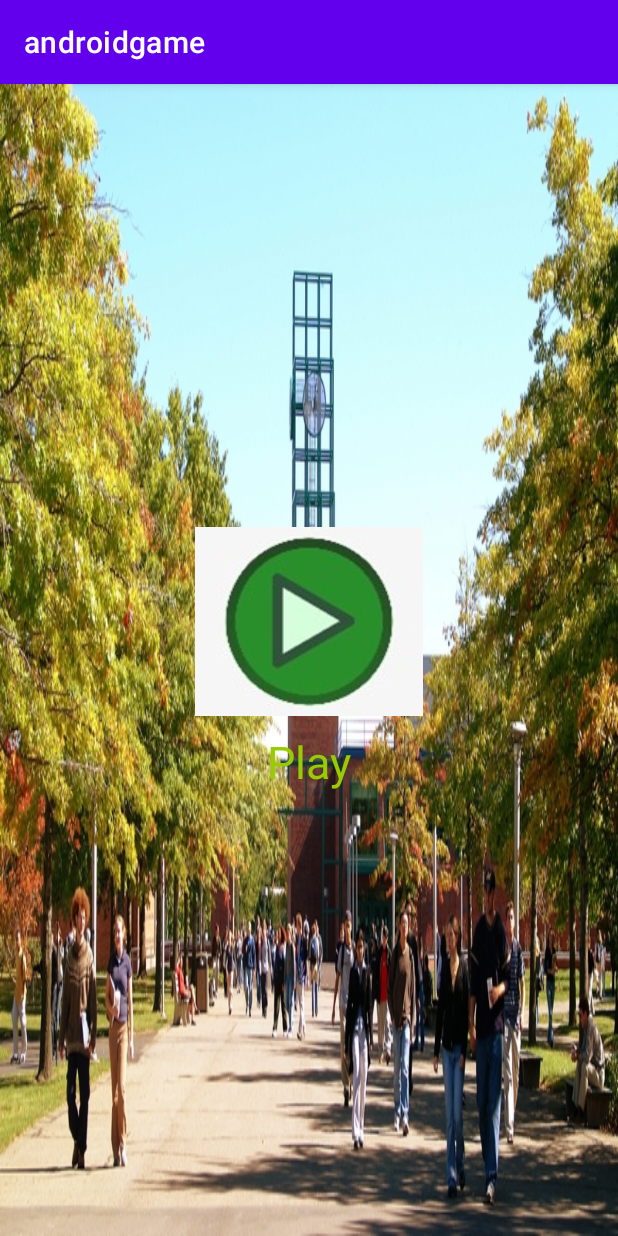
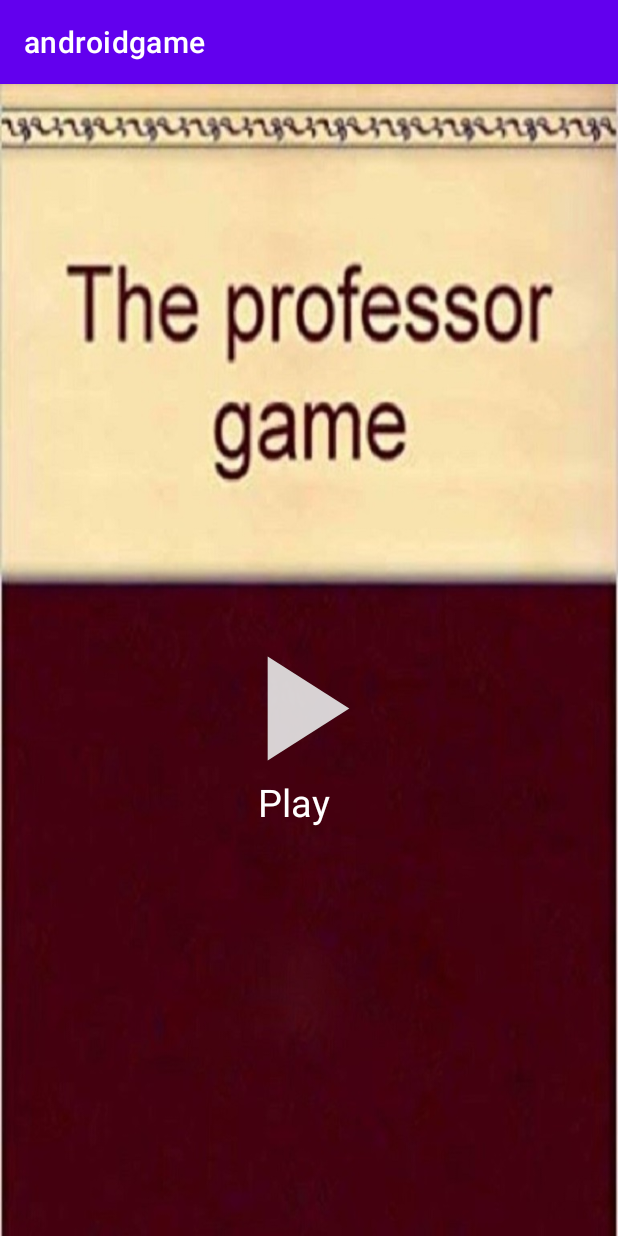
Before and after one commit to mertdgnyy/androidgame, an Android app: the screen it shows after launch (MainActivity), on a phone screen of 412 x 824 dp. Run offline under Robolectric (Android 15) with nearby library versions, the phone set to English and light mode, and no system bars.

Commit message:
New image assets implemented for main menu screen

```diff
--- a/app/src/main/AndroidManifest.xml
+++ b/app/src/main/AndroidManifest.xml
@@ -20,7 +20,8 @@
         </activity>
         <activity
             android:name=".GameStart"
-            android:exported="true">
+            android:exported="true"
+            >
 
         </activity>
         <activity
--- /dev/null
+++ b/app/src/main/res/drawable-anydpi/button.xml
@@ -0,0 +1,16 @@
+<vector xmlns:android="http://schemas.android.com/apk/res/android"
+    android:width="24dp"
+    android:height="24dp"
+    android:viewportWidth="24"
+    android:viewportHeight="24"
+    android:tint="#FFFFFF"
+    android:alpha="0.8">
+  <group android:scaleX="1.3186814"
+      android:scaleY="1.3186814"
+      android:translateX="-5.802198"
+      android:translateY="-3.8241758">
+    <path
+        android:fillColor="@android:color/white"
+        android:pathData="M8,5v14l11,-7z"/>
+  </group>
+</vector>
--- /dev/null
+++ b/app/src/main/res/drawable-anydpi/buttonn.xml
@@ -0,0 +1,16 @@
+<vector xmlns:android="http://schemas.android.com/apk/res/android"
+    android:width="24dp"
+    android:height="24dp"
+    android:viewportWidth="24"
+    android:viewportHeight="24"
+    android:tint="#333333"
+    android:alpha="0.6">
+  <group android:scaleX="1.3186814"
+      android:scaleY="1.3186814"
+      android:translateX="-5.802198"
+      android:translateY="-3.8241758">
+    <path
+        android:fillColor="@android:color/white"
+        android:pathData="M8,5v14l11,-7z"/>
+  </group>
+</vector>
--- a/app/src/main/res/layout/activity_main.xml
+++ b/app/src/main/res/layout/activity_main.xml
@@ -4,23 +4,34 @@
     xmlns:tools="http://schemas.android.com/tools"
     android:layout_width="match_parent"
     android:layout_height="match_parent"
-    tools:context=".MainActivity"
-    android:background="@drawable/bing"
+    android:background="@drawable/game1"
     android:gravity="center"
-    android:orientation="vertical">
+    android:orientation="vertical"
+    tools:context=".MainActivity">
 
     <ImageButton
-        android:layout_width="wrap_content"
+        android:layout_width="90dp"
         android:layout_height="wrap_content"
-        android:background="@drawable/playbutton"
-        android:onClick="start"/>
+        android:layout_marginTop="100dp"
+        android:adjustViewBounds="true"
+        android:background="@drawable/buttonn"
+        android:onClick="start"
+
+
+        android:rotation="0"
+        android:rotationX="-0"
+        android:rotationY="-0"
+        android:scaleType="fitStart"
+        android:src="@drawable/button" />
 
     <TextView
         android:layout_width="wrap_content"
         android:layout_height="wrap_content"
+        android:layout_marginRight="10dp"
         android:text="Play"
-        android:textSize="30dp"
-        android:layout_marginTop="10dp"
-        android:textColor="@android:color/holo_green_light" />
+        android:textColor="@android:color/white"
+        android:textSize="25dp"
+
+        />
 
 </LinearLayout>
--- a/app/src/main/res/values/themes.xml
+++ b/app/src/main/res/values/themes.xml
@@ -16,6 +16,7 @@
         <item name = "android:windowContentOverlay" > @null </item>
         <item name = "android:windowActionBar" > true </item>
         <item name = "android:windowNoTitle" > true </item>
+
     </style>
 
 
```
Also changed, not shown: app/src/main/butonn-playstore.png (added), app/src/main/res/drawable-hdpi/button.png (added), app/src/main/res/drawable-mdpi/button.png (added), app/src/main/res/drawable-xhdpi/button.png (added), app/src/main/res/drawable-xxhdpi/button.png (added), app/src/main/res/drawable/game1.jpeg (added), 1 other file.
